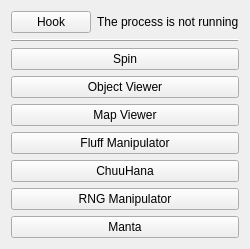
Above: MainWindow.ui from Goldfire711/sms-tools before the change. Below: the same form after it.
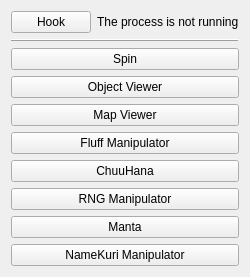
That is the form after the change.

What changed in the file:
```diff
--- a/MainWindow.ui
+++ b/MainWindow.ui
@@ -7,7 +7,7 @@
     <x>0</x>
     <y>0</y>
     <width>238</width>
-    <height>239</height>
+    <height>268</height>
    </rect>
   </property>
   <property name="windowTitle">
@@ -125,6 +125,13 @@
       </property>
      </widget>
     </item>
+    <item>
+     <widget class="QPushButton" name="button_widget_namekuri">
+      <property name="text">
+       <string>NameKuri Manipulator</string>
+      </property>
+     </widget>
+    </item>
     <item>
      <spacer name="verticalSpacer">
       <property name="orientation">
```
